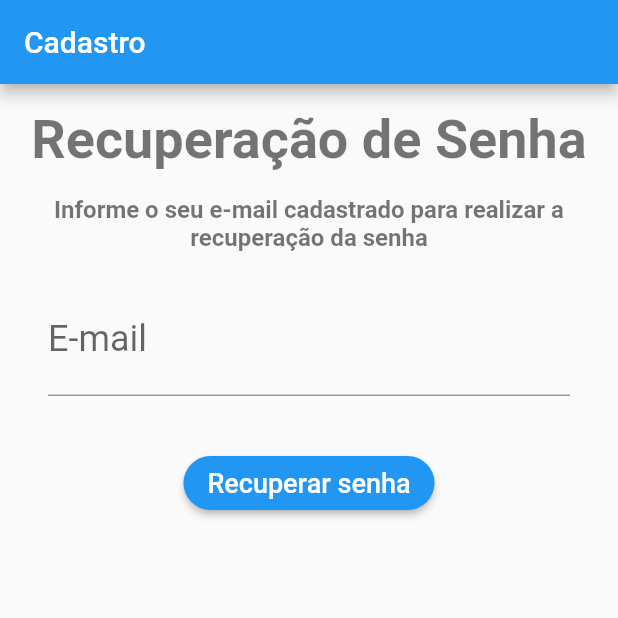
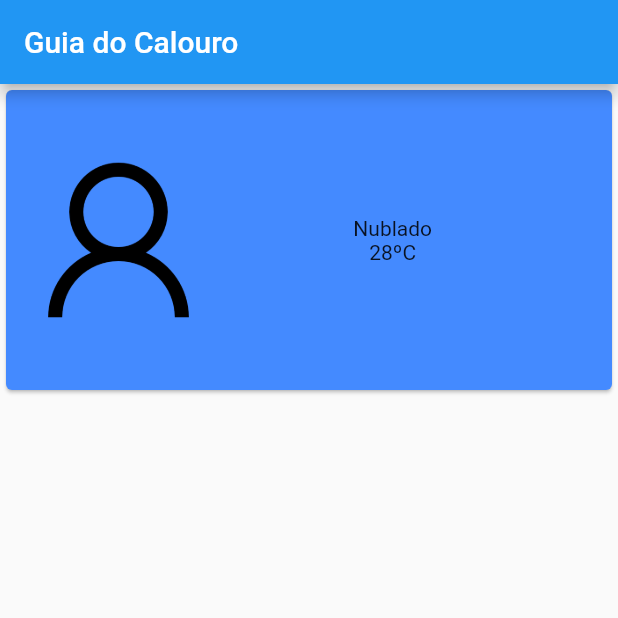
Before and after one commit to rafaelst97/guia_do_calouro, a Flutter app: the screen it shows after launch, on a phone screen of 412 x 824 dp, the top half of it. Run offline on Flutter 3.47's test engine with Material 2 defaults, Android fonts, the phone set to English and light mode, and no system bars; our stand-ins replace brasil_fields.

Commit message:
Iniciada Homepage

```diff
--- a/lib/main.dart
+++ b/lib/main.dart
@@ -1,4 +1,5 @@
 import 'package:flutter/material.dart';
+import 'package:guia_do_calouro/screens/home.dart';
 import 'package:guia_do_calouro/screens/login.dart';
 import 'package:guia_do_calouro/screens/recuperar_senha.dart';
 
@@ -19,7 +20,7 @@ class MyApp extends StatelessWidget {
       theme: ThemeData(
         primarySwatch: Colors.blue,
       ),
-      home: TelaRecuperacaoSenha(),
+      home: HomePage(),
     );
   }
 }
--- /dev/null
+++ b/lib/screens/home.dart
@@ -0,0 +1,47 @@
+import 'package:flutter/material.dart';
+
+class HomePage extends StatelessWidget {
+  const HomePage({Key? key}) : super(key: key);
+
+  @override
+  Widget build(BuildContext context) {
+    return Scaffold(
+      appBar: AppBar(
+        title: const Text("Guia do Calouro"),
+      ),
+      body: SingleChildScrollView(
+        child: Column(
+          crossAxisAlignment: CrossAxisAlignment.center,
+          children: [
+            Card(
+              color: Colors.blueAccent,
+              child: SizedBox(
+                width: double.infinity,
+                height: 200,
+                child: Row(
+                  mainAxisAlignment: MainAxisAlignment.spaceBetween,
+                  children: [
+                    Image.asset(
+                      "assets/images/login.png",
+                      height: 150,
+                    ),
+                    Padding(
+                      padding: EdgeInsets.fromLTRB(30, 0, 120, 0),
+                      child: Column(
+                        mainAxisAlignment: MainAxisAlignment.center,
+                        children: [
+                          Text("Nublado"),
+                          Text("28ºC"),
+                        ],
+                      ),
+                    )
+                  ],
+                ),
+              ),
+            ),
+          ],
+        ),
+      ),
+    );
+  }
+}
--- a/lib/widgets/genericos/texto.dart
+++ b/lib/widgets/genericos/texto.dart
@@ -3,6 +3,7 @@ import 'package:flutter/material.dart';
 class Texto extends StatelessWidget {
   final String texto;
 
+  // ignore: use_key_in_widget_constructors
   const Texto(this.texto);
 
   @override
--- a/pubspec.yaml
+++ b/pubspec.yaml
@@ -35,6 +35,7 @@ dependencies:
   # Use with the CupertinoIcons class for iOS style icons.
   cupertino_icons: ^1.0.2
   brasil_fields: ^1.4.5
+  weather: ^2.0.1
 
 dev_dependencies:
   flutter_test:
```
Also changed, not shown: pubspec.lock.
